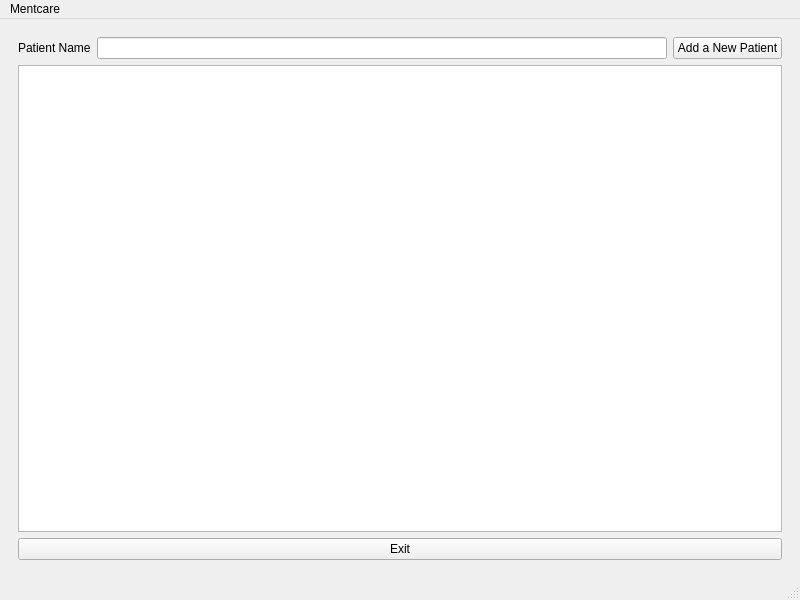
The window that mentcare/mainwindow.ui (omansour-se-nyu/Spring2023-Team-1) describes before a commit, drawn with Qt 5.
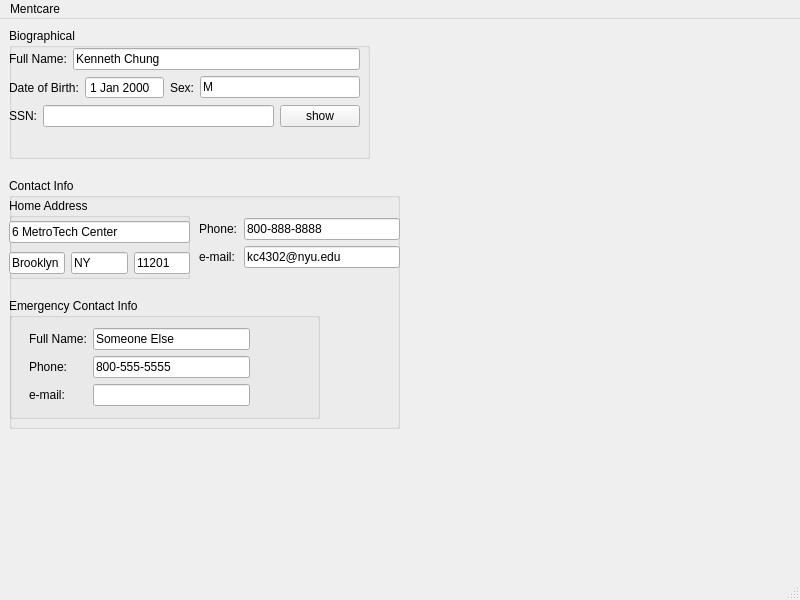
The same window after the commit. The open tabs and pages were chosen to show the change.

Commit message: Sprint 4 commit: added unit testing for addPatient and created PatientInfoPage

```diff
--- a/mentcare/mainwindow.ui
+++ b/mentcare/mainwindow.ui
@@ -22,26 +22,6 @@
       </property>
       <widget class="QWidget" name="PatientsPage">
        <layout class="QGridLayout" name="gridLayout_2">
-        <item row="0" column="0">
-         <widget class="QLabel" name="PatientPage_Name_Filter_Label">
-          <property name="text">
-           <string>Patient Name</string>
-          </property>
-         </widget>
-        </item>
-        <item row="3" column="0" colspan="3">
-         <widget class="QPushButton" name="patientsPage_exit">
-          <property name="text">
-           <string>Exit</string>
-          </property>
-         </widget>
-        </item>
-        <item row="0" column="1">
-         <widget class="QLineEdit" name="PatientPage_LineEdit_Name"/>
-        </item>
-        <item row="2" column="0" colspan="3">
-         <widget class="QTableView" name="tableView"/>
-        </item>
         <item row="0" column="2">
          <widget class="QPushButton" name="addPatient_pushButton">
           <property name="text">
@@ -49,6 +29,40 @@
           </property>
          </widget>
         </item>
+        <item row="0" column="1">
+         <widget class="QLineEdit" name="PatientPage_LineEdit_Name"/>
+        </item>
+        <item row="2" column="0" colspan="3">
+         <widget class="QTableView" name="tableView">
+          <property name="selectionMode">
+           <enum>QAbstractItemView::SingleSelection</enum>
+          </property>
+          <property name="selectionBehavior">
+           <enum>QAbstractItemView::SelectRows</enum>
+          </property>
+         </widget>
+        </item>
+        <item row="4" column="0" colspan="3">
+         <widget class="QPushButton" name="patientsPage_exit">
+          <property name="text">
+           <string>Exit</string>
+          </property>
+         </widget>
+        </item>
+        <item row="0" column="0">
+         <widget class="QLabel" name="PatientPage_Name_Filter_Label">
+          <property name="text">
+           <string>Patient Name</string>
+          </property>
+         </widget>
+        </item>
+        <item row="3" column="0">
+         <widget class="QPushButton" name="goToPatientInfo_button">
+          <property name="text">
+           <string>See patient info</string>
+          </property>
+         </widget>
+        </item>
        </layout>
        <widget class="QLabel" name="label_13">
         <property name="geometry">
@@ -64,6 +78,296 @@
         </property>
        </widget>
       </widget>
+      <widget class="QWidget" name="PatientInfoPage">
+       <widget class="QGroupBox" name="bio_groupBox">
+        <property name="geometry">
+         <rect>
+          <x>0</x>
+          <y>0</y>
+          <width>361</width>
+          <height>131</height>
+         </rect>
+        </property>
+        <property name="title">
+         <string>Biographical</string>
+        </property>
+        <widget class="QWidget" name="formLayoutWidget">
+         <property name="geometry">
+          <rect>
+           <x>0</x>
+           <y>20</y>
+           <width>351</width>
+           <height>101</height>
+          </rect>
+         </property>
+         <layout class="QFormLayout" name="formLayout_2">
+          <item row="0" column="0">
+           <widget class="QLabel" name="name_label">
+            <property name="text">
+             <string>Full Name:</string>
+            </property>
+           </widget>
+          </item>
+          <item row="0" column="1">
+           <widget class="QLineEdit" name="name_display">
+            <property name="text">
+             <string>Kenneth Chung</string>
+            </property>
+            <property name="readOnly">
+             <bool>true</bool>
+            </property>
+           </widget>
+          </item>
+          <item row="1" column="0" colspan="2">
+           <layout class="QHBoxLayout" name="horizontalLayout_2">
+            <item>
+             <widget class="QLabel" name="dob_label">
+              <property name="text">
+               <string>Date of Birth:</string>
+              </property>
+             </widget>
+            </item>
+            <item>
+             <widget class="QDateEdit" name="dob_display">
+              <property name="readOnly">
+               <bool>true</bool>
+              </property>
+              <property name="buttonSymbols">
+               <enum>QAbstractSpinBox::NoButtons</enum>
+              </property>
+             </widget>
+            </item>
+            <item>
+             <widget class="QLabel" name="sex_label">
+              <property name="text">
+               <string>Sex:</string>
+              </property>
+             </widget>
+            </item>
+            <item>
+             <widget class="QLineEdit" name="sex_display">
+              <property name="text">
+               <string>M</string>
+              </property>
+             </widget>
+            </item>
+           </layout>
+          </item>
+          <item row="2" column="0" colspan="2">
+           <layout class="QHBoxLayout" name="horizontalLayout_3">
+            <item>
+             <widget class="QLabel" name="ssn_label">
+              <property name="text">
+               <string>SSN:</string>
+              </property>
+             </widget>
+            </item>
+            <item>
+             <widget class="QLineEdit" name="ssn_display">
+              <property name="text">
+               <string/>
+              </property>
+              <property name="echoMode">
+               <enum>QLineEdit::Password</enum>
+              </property>
+             </widget>
+            </item>
+            <item>
+             <widget class="QPushButton" name="toggleVisible_snn_button">
+              <property name="text">
+               <string>show</string>
+              </property>
+             </widget>
+            </item>
+           </layout>
+          </item>
+         </layout>
+        </widget>
+       </widget>
+       <widget class="QGroupBox" name="contactInfo_groupBox">
+        <property name="geometry">
+         <rect>
+          <x>0</x>
+          <y>150</y>
+          <width>391</width>
+          <height>251</height>
+         </rect>
+        </property>
+        <property name="title">
+         <string>Contact Info</string>
+        </property>
+        <widget class="QGroupBox" name="emergencyContact_groupBox">
+         <property name="geometry">
+          <rect>
+           <x>0</x>
+           <y>120</y>
+           <width>311</width>
+           <height>121</height>
+          </rect>
+         </property>
+         <property name="title">
+          <string>Emergency Contact Info</string>
+         </property>
+         <widget class="QWidget" name="formLayoutWidget_3">
+          <property name="geometry">
+           <rect>
+            <x>20</x>
+            <y>30</y>
+            <width>221</width>
+            <height>82</height>
+           </rect>
+          </property>
+          <layout class="QFormLayout" name="formLayout_5">
+           <item row="1" column="0">
+            <widget class="QLabel" name="ec_phone_label">
+             <property name="text">
+              <string>Phone:</string>
+             </property>
+            </widget>
+           </item>
+           <item row="1" column="1">
+            <widget class="QLineEdit" name="ec_phone_display">
+             <property name="text">
+              <string>800-555-5555</string>
+             </property>
+             <property name="readOnly">
+              <bool>true</bool>
+             </property>
+            </widget>
+           </item>
+           <item row="2" column="0">
+            <widget class="QLabel" name="ec_email_label">
+             <property name="text">
+              <string>e-mail:</string>
+             </property>
+            </widget>
+           </item>
+           <item row="2" column="1">
+            <widget class="QLineEdit" name="ec_email_display">
+             <property name="text">
+              <string/>
+             </property>
+            </widget>
+           </item>
+           <item row="0" column="0">
+            <widget class="QLabel" name="ec_name_label">
+             <property name="text">
+              <string>Full Name:</string>
+             </property>
+            </widget>
+           </item>
+           <item row="0" column="1">
+            <widget class="QLineEdit" name="ec_name_display">
+             <property name="text">
+              <string>Someone Else</string>
+             </property>
+            </widget>
+           </item>
+          </layout>
+         </widget>
+        </widget>
+        <widget class="QGroupBox" name="address_groupBox">
+         <property name="geometry">
+          <rect>
+           <x>0</x>
+           <y>20</y>
+           <width>181</width>
+           <height>81</height>
+          </rect>
+         </property>
+         <property name="title">
+          <string>Home Address</string>
+         </property>
+         <widget class="QWidget" name="verticalLayoutWidget">
+          <property name="geometry">
+           <rect>
+            <x>0</x>
+            <y>20</y>
+            <width>181</width>
+            <height>61</height>
+           </rect>
+          </property>
+          <layout class="QVBoxLayout" name="verticalLayout_5">
+           <item>
+            <widget class="QLineEdit" name="street_display">
+             <property name="text">
+              <string>6 MetroTech Center</string>
+             </property>
+            </widget>
+           </item>
+           <item>
+            <layout class="QHBoxLayout" name="horizontalLayout_6">
+             <item>
+              <widget class="QLineEdit" name="city_display">
+               <property name="text">
+                <string>Brooklyn</string>
+               </property>
+              </widget>
+             </item>
+             <item>
+              <widget class="QLineEdit" name="state_display">
+               <property name="text">
+                <string>NY</string>
+               </property>
+              </widget>
+             </item>
+             <item>
+              <widget class="QLineEdit" name="zip_display">
+               <property name="text">
+                <string>11201</string>
+               </property>
+              </widget>
+             </item>
+            </layout>
+           </item>
+          </layout>
+         </widget>
+        </widget>
+        <widget class="QWidget" name="formLayoutWidget_2">
+         <property name="geometry">
+          <rect>
+           <x>190</x>
+           <y>40</y>
+           <width>201</width>
+           <height>61</height>
+          </rect>
+         </property>
+         <layout class="QFormLayout" name="formLayout_3">
+          <item row="0" column="0">
+           <widget class="QLabel" name="phone_label">
+            <property name="text">
+             <string>Phone:</string>
+            </property>
+           </widget>
+          </item>
+          <item row="0" column="1">
+           <widget class="QLineEdit" name="phone_display">
+            <property name="text">
+             <string>800-888-8888</string>
+            </property>
+            <property name="readOnly">
+             <bool>true</bool>
+            </property>
+           </widget>
+          </item>
+          <item row="1" column="0">
+           <widget class="QLabel" name="email_label">
+            <property name="text">
+             <string>e-mail:</string>
+            </property>
+           </widget>
+          </item>
+          <item row="1" column="1">
+           <widget class="QLineEdit" name="email_display">
+            <property name="text">
+             <string>kc4302@nyu.edu</string>
+            </property>
+           </widget>
+          </item>
+         </layout>
+        </widget>
+       </widget>
+      </widget>
       <widget class="QWidget" name="AddPatientPage">
        <layout class="QVBoxLayout" name="verticalLayout_2">
         <item>
```
Left out of the diff: 2 changed lines with no effect on the pictures. The commit also changes 8 other files.
